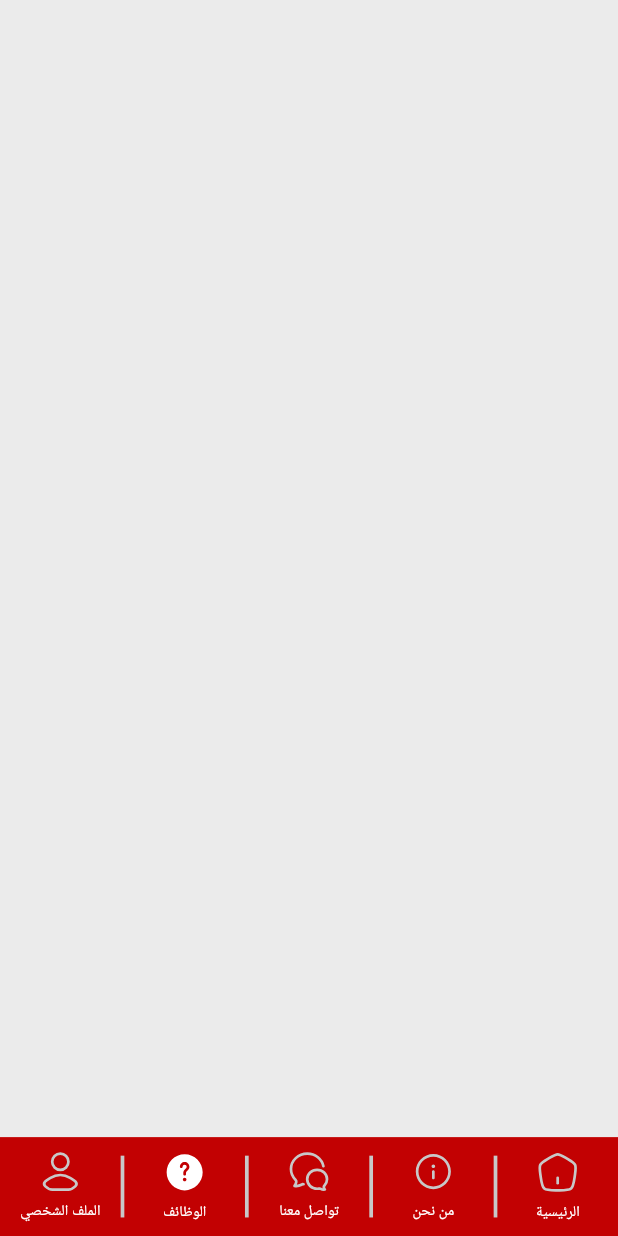
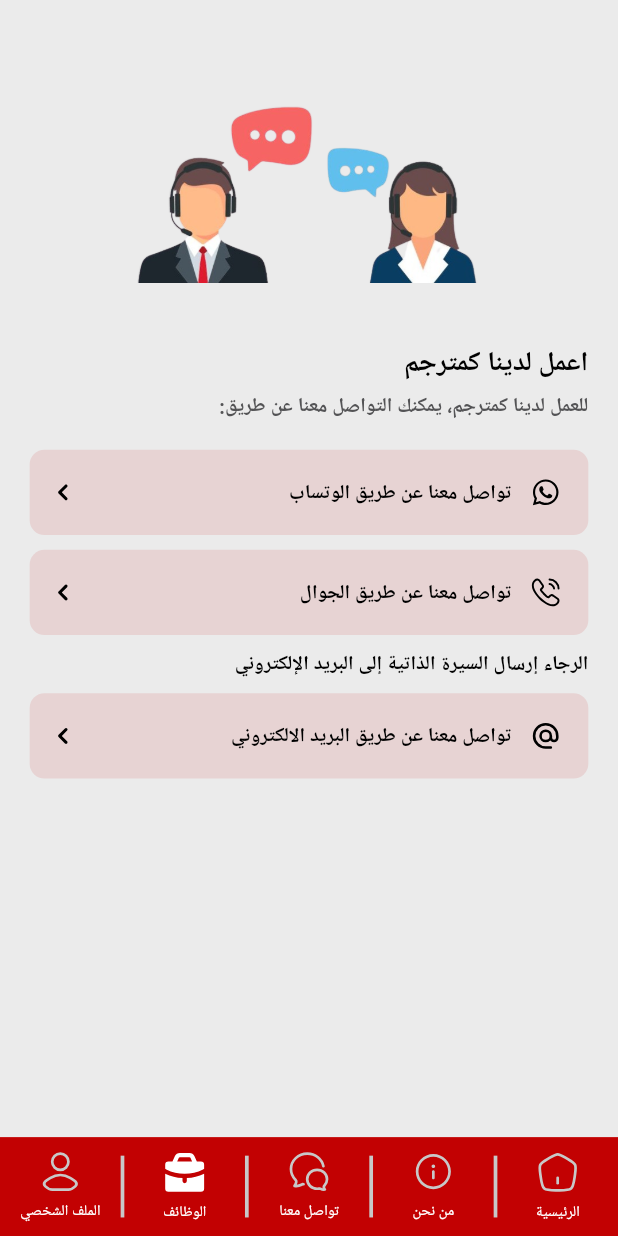
Before and after one commit to Ahmed-Fayez-01/kolayca, a Flutter app: the screen it shows after launch, item 2 of the bottom bar chosen, on a phone screen of 412 x 824 dp. Run offline on Flutter 3.47's test engine with Material 3 defaults, Android fonts, the light colour scheme and no system bars; our stand-ins replace bloc, cached_network_image, carousel_slider, dartz, dio, easy_localization and 15 more; missing offline and left inert: zego_uikit_prebuilt_call, zego_uikit_signaling_plugin; accounts and stored records are empty; network calls fail; project files that could hold a hidden picture were left out.

Commit message:
design finished

```diff
--- a/lib/core/language/ar.json
+++ b/lib/core/language/ar.json
@@ -82,6 +82,12 @@
   "insufficientBalance": "ليس لديك رصيد كاف",
   "subscribe": "اشتراك",
   "workWithUsAsTranslator": "اعمل لدينا كمترجم",
-  "contactForTranslatorWork": "للعمل لدينا كمترجم، يمكنك التواصل معنا عن طريق:"
+  "contactForTranslatorWork": "للعمل لدينا كمترجم، يمكنك التواصل معنا عن طريق:",
+  "cvMessage": "الرجاء إرسال السيرة الذاتية إلى البريد الإلكتروني",
+  "contactViaWhatsapp": "تواصل معنا عن طريق الوتساب",
+  "contactViaPhone": "تواصل معنا عن طريق الجوال",
+  "contactViaEmail": "تواصل معنا عن طريق البريد الالكتروني",
+  "welcome": "مرحبا بك!",
+  "welcomeMessage": "نكون سعداء دائما في تقديم المساعده لديك لا تتردد ابدا في التواصل"
 
 }
--- a/lib/core/shared_widgets/home_nav_bar_widget.dart
+++ b/lib/core/shared_widgets/home_nav_bar_widget.dart
@@ -6,6 +6,7 @@
 import 'package:kolayca/core/utils/assets/app_assets.dart';
 import 'package:kolayca/core/utils/colors/app_color.dart';
 import 'package:kolayca/core/utils/constants.dart';
+import 'package:kolayca/features/customer_services/presentation/views/customer_services_view.dart';
 import 'package:kolayca/features/home/presentation/view/home_view.dart';
 import 'package:kolayca/features/hwo_us/presentation/view/hwo_us_view.dart';
 import 'package:kolayca/features/jobs/presentation/views/jobs_view.dart';
@@ -73,7 +74,7 @@
     return <Widget>[
       const HomeView(),
       const HwoUsView(),
-      const SubscriptionPackageView(),
+      const CustomerServicesView(),
       const JobsView(),
       if (user?.role == null || user?.role == 'user')
         const ProfileView()
@@ -115,7 +116,7 @@
             const CustomDividerContainer(),
             _buildNavItem(Assets.chat, Assets.activeChat, 'contactUs'.tr(), 2),
             const CustomDividerContainer(),
-            _buildNavItem(Assets.usage, Assets.activeUsage, 'jobs'.tr(), 3),
+            _buildNavItem(Assets.jobs, Assets.activeJobs, 'jobs'.tr(), 3),
             const CustomDividerContainer(),
             _buildNavItem(Assets.user, Assets.activeUser, 'profile'.tr(), 4),
           ],
--- a/lib/core/shared_widgets/video_player_widget.dart
+++ b/lib/core/shared_widgets/video_player_widget.dart
@@ -18,7 +18,7 @@
     super.initState();
     _controller = YoutubePlayerController(
         initialVideoId:
-            YoutubePlayer.convertUrlToId(widget.url ?? "") ?? "iLnmTe5Q2Qw",
+            YoutubePlayer.convertUrlToId(widget.url ?? "") ?? "",
         flags: const YoutubePlayerFlags(
             mute: false,
             autoPlay: false,
--- a/lib/core/utils/assets/app_assets.dart
+++ b/lib/core/utils/assets/app_assets.dart
@@ -183,4 +183,12 @@
   static const premuim = "assets/images/premuim.svg";
   static const standar = "assets/images/standar.svg";
   static const timeSelection = "assets/images/time_selection.svg";
+  static const jobs = "assets/images/jobs.svg";
+  static const activeJobs = "assets/images/active_jobs.svg";
+  static const whatsapp="assets/images/whatsapp.svg";
+  static const phoneCall="assets/images/phone_call.svg";
+  static const technicalSupport="assets/images/call_us.png";
+  static const arrowGo="assets/images/arrow_go.svg";
+  static const jobsBannr="assets/images/jobs_bannr.png";
+
 }
--- /dev/null
+++ b/lib/features/customer_services/presentation/views/widgets/technical_support_item.dart
@@ -0,0 +1,35 @@
+import 'package:flutter/material.dart';
+import 'package:flutter_svg/svg.dart';
+
+import '../../../../../core/utils/assets/app_assets.dart';
+import '../../../../../core/utils/constants.dart';
+
+class TechnicalSupportItem extends StatelessWidget {
+  const TechnicalSupportItem({super.key, required this.title, required this.icon,this.onTap});
+final String title;
+final String icon;
+final Function()? onTap;
+  @override
+  Widget build(BuildContext context) {
+    return  InkWell(
+      onTap: onTap,
+      child: Container(
+        padding: EdgeInsets.all(AppConstants.sp20(context)),
+        decoration: BoxDecoration(
+          borderRadius: BorderRadius.circular(AppConstants.sp10(context)),
+          color: const Color(0x1ac20102),
+        ),
+        child:  Row(children: [
+          SvgPicture.asset(icon,color: Colors.black,width: MediaQuery.of(context).size.height*.025,height: MediaQuery.of(context).size.height*.025,),
+          SizedBox(width: AppConstants.width10(context),),
+          Expanded(child: Text(title,  style: TextStyle(
+              fontWeight: FontWeight.w600,
+              fontSize: MediaQuery.of(context).size.height * .016,
+              color: Colors.black),)),
+          SizedBox(width: AppConstants.width10(context),),
+          SvgPicture.asset(Assets.arrowGo),
+        ],),
+      ),
+    );
+  }
+}
--- a/lib/features/jobs/presentation/views/jobs_view.dart
+++ b/lib/features/jobs/presentation/views/jobs_view.dart
@@ -3,20 +3,43 @@
 import 'package:flutter/services.dart';
 import 'package:flutter_bloc/flutter_bloc.dart';
 import 'package:flutter_screenutil/flutter_screenutil.dart';
+import 'package:flutter_svg/svg.dart';
 import 'package:kolayca/core/shared_widgets/custem_header_widget.dart';
 import 'package:kolayca/core/shared_widgets/text_widget.dart';
 import 'package:kolayca/core/utils/constants.dart';
 import 'package:kolayca/core/utils/helpers/url_launcher_helper.dart';
 import 'package:kolayca/core/utils/text_styles/app_text_style.dart';
 import 'package:kolayca/features/hwo_us/presentation/view_models/about_us_cubit/about_us_cubit.dart';
+import 'package:url_launcher/url_launcher.dart';
 
+import '../../../../core/utils/assets/app_assets.dart';
 import '../../../../core/utils/colors/app_color.dart';
+import '../../../customer_services/presentation/views/widgets/technical_support_item.dart';
 
 class JobsView extends StatelessWidget {
   const JobsView({super.key});
 
   @override
   Widget build(BuildContext context) {
+    void _launchUrlApp({required String url}) async {
+      var appUrl = url;
+      if (await canLaunch(appUrl)) {
+        await launch(appUrl);
+      } else {
+        throw 'Could not launch $appUrl';
+      }
+    }
+    void launchEmailSubmission() async {
+      final Uri params = Uri(
+        scheme: 'mailto',
+        path: 'Kolaycakonus@gmail.com',
+      );
+      if (await canLaunchUrl(params)) {
+        await launchUrl(params);
+      } else {
+        print('Could not launch $params');
+      }
+    }
     return Scaffold(
       backgroundColor: const Color(0xffEBEBEB),
       appBar: PreferredSize(
@@ -31,106 +54,63 @@
           ),
         ),
       ),
-      body: BlocBuilder<AboutUsCubit, AboutUsState>(builder: (context, state) {
-        if (state is AboutUsSuccessState) {
-          return Column(
+      body: Padding(
+        padding: EdgeInsets.symmetric(horizontal: AppConstants.width20(context)),
+        child: Column(
+          crossAxisAlignment: CrossAxisAlignment.start,
           children: [
-              SizedBox(
-                height: AppConstants.height20(context),
+            SizedBox(height: AppConstants.height20(context)),
+            Row(
+              mainAxisAlignment: MainAxisAlignment.center,
+              children: [
+                Image.asset(
+                  Assets.jobsBannr,
+                  width: MediaQuery.of(context).size.width * .6,
+                  height: MediaQuery.of(context).size.height * .23,
                 ),
-              CustemHeaderWidget(
-                text: 'jobs'.tr(),
-              ),
-              Expanded(
-                child: Column(
-                  children: [
-                    50.verticalSpace,
-                    Text(
-                      "workWithUsAsTranslator".tr(),
-                      style: AppTextStyle.aljazeera400Style34d.copyWith(
-                          fontSize: MediaQuery.of(context).size.height * .032),
-                      textAlign: TextAlign.center,
-                      maxLines: 2,
+              ],
             ),
             SizedBox(
               height: AppConstants.height20(context),
             ),
-                    Padding(
-                      padding: EdgeInsets.symmetric(
-                          horizontal: AppConstants.width50(context)),
-                      child: Text(
+            Text(
+              "workWithUsAsTranslator".tr(),
+              style: TextStyle(
+                  fontWeight: FontWeight.w600,
+                  fontSize: MediaQuery.of(context).size.height * .022,
+                  color: Colors.black),
+            ),
+            SizedBox(height: AppConstants.height5(context),),
+            Text(
               "contactForTranslatorWork".tr(),
-                        style: AppTextStyle.aljazeera400Style34d.copyWith(
-                            fontSize: MediaQuery.of(context).size.height * .02),
-                        textAlign: TextAlign.center,
-                        maxLines: 3,
+              style: TextStyle(
+                  fontWeight: FontWeight.w600,
+                  fontSize: MediaQuery.of(context).size.height * .016,
+                  color: const Color(0xff535355)),
             ),
+            SizedBox(height: AppConstants.height20(context),),
+            TechnicalSupportItem(title: "contactViaWhatsapp".tr(), icon: Assets.whatsapp,onTap: (){
+              _launchUrlApp(url: "whatsapp://send?phone=+00905528995229");
+            },),
+            SizedBox(height: AppConstants.height10(context),),
+            TechnicalSupportItem(title: "contactViaPhone".tr(), icon: Assets.phoneCall,onTap: (){
+              _launchUrlApp(url: "tel://00905528995229");
+            },),
+            SizedBox(height: AppConstants.height10(context),),
+            Text(
+              "cvMessage".tr(),
+              style: TextStyle(
+                  fontWeight: FontWeight.w600,
+                  fontSize: MediaQuery.of(context).size.height * .016,
+                  color: Colors.black),
             ),
-                    SizedBox(
-                      height: AppConstants.height20(context),
-                    ),
-                    TextWidget(
-                      title: "phone".tr(),
-                      titleSize: 22.sp,
-                      titleFontWeight: FontWeight.w600,
-                      titleColor: AppColor.deebPlue,
-                      titleMaxLines: 10,
-                    ),
-                    SizedBox(
-                      height: AppConstants.height10(context),
-                    ),
-                    InkWell(
-                      onTap: () {
-                        UrlLauncherHelper.launch('tel://+90 555 555 55 55');
-                      },
-                      child: TextWidget(
-                        title: "+90 555 555 55 55".tr(),
-                        titleSize: 22.sp,
-                        titleFontWeight: FontWeight.w400,
-                        titleColor: AppColor.deebPlue,
-                        titleMaxLines: 10,
-                      ),
-                    ),
-                    SizedBox(
-                      height: AppConstants.height20(context),
-                    ),
-                    TextWidget(
-                      title: "email".tr(),
-                      titleSize: 22.sp,
-                      titleFontWeight: FontWeight.w600,
-                      titleColor: AppColor.deebPlue,
-                      titleMaxLines: 10,
-                    ),
-                    SizedBox(
-                      height: AppConstants.height10(context),
-                    ),
-                    InkWell(
-                      onTap: () {
-                        AppConstants.urlLaunch(
-                            url: 'https://jobsalooturkey.com/');
-                      },
-                      child: TextWidget(
-                        title: "jobsalooturkey.com",
-                        titleSize: 22.sp,
-                        titleFontWeight: FontWeight.w400,
-                        titleColor: AppColor.deebPlue,
-                        textDecoration: TextDecoration.underline,
-                      ),
-                    ),
+            SizedBox(height: AppConstants.height10(context),),
+            TechnicalSupportItem(title: "contactViaEmail".tr(), icon: Assets.imagesEmail,onTap: (){
+              launchEmailSubmission();
+            },),
           ],
         ),
       ),
-            ],
-          );
-        }
-        if (state is AboutUsLoadingState) {
-          return const Center(
-            child: CircularProgressIndicator(),
-          );
-        } else {
-          return const SizedBox();
-        }
-      }),
     );
   }
 }
```
Also changed, not shown: lib/core/language/tr.json (+7 -1 lines), lib/features/customer_services/presentation/views/customer_services_view.dart (added, +14 -0 lines), lib/features/customer_services/presentation/views/widgets/customer_services_view_body.dart (added, +91 -0 lines), assets/images/active_jobs.svg (added), assets/images/arrow_go.svg (added), assets/images/call_us.png (added), assets/images/email.svg, assets/images/jobs.svg (added), assets/images/jobs_bannr.png (added), assets/images/phone_call.svg (added), assets/images/whatsapp.svg (added), pubspec.lock, 57 other files. Lines whose indentation alone changed are shown as unchanged.
